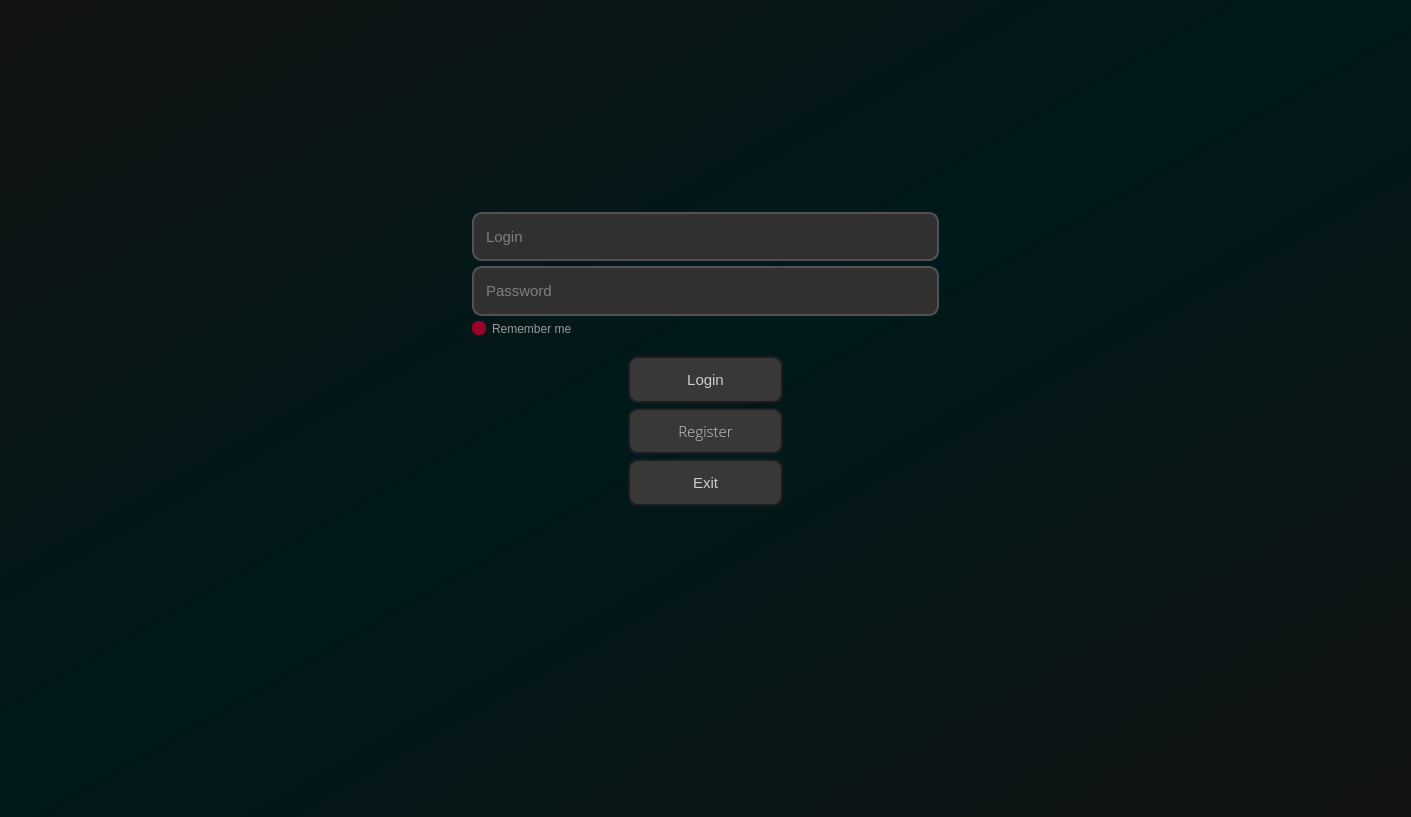
Above: Lab2/Lab2_proj/ClientPart/mainwindow.ui from BohdanGunko/clientServetTcpIp before the change. Below: the same form after it.
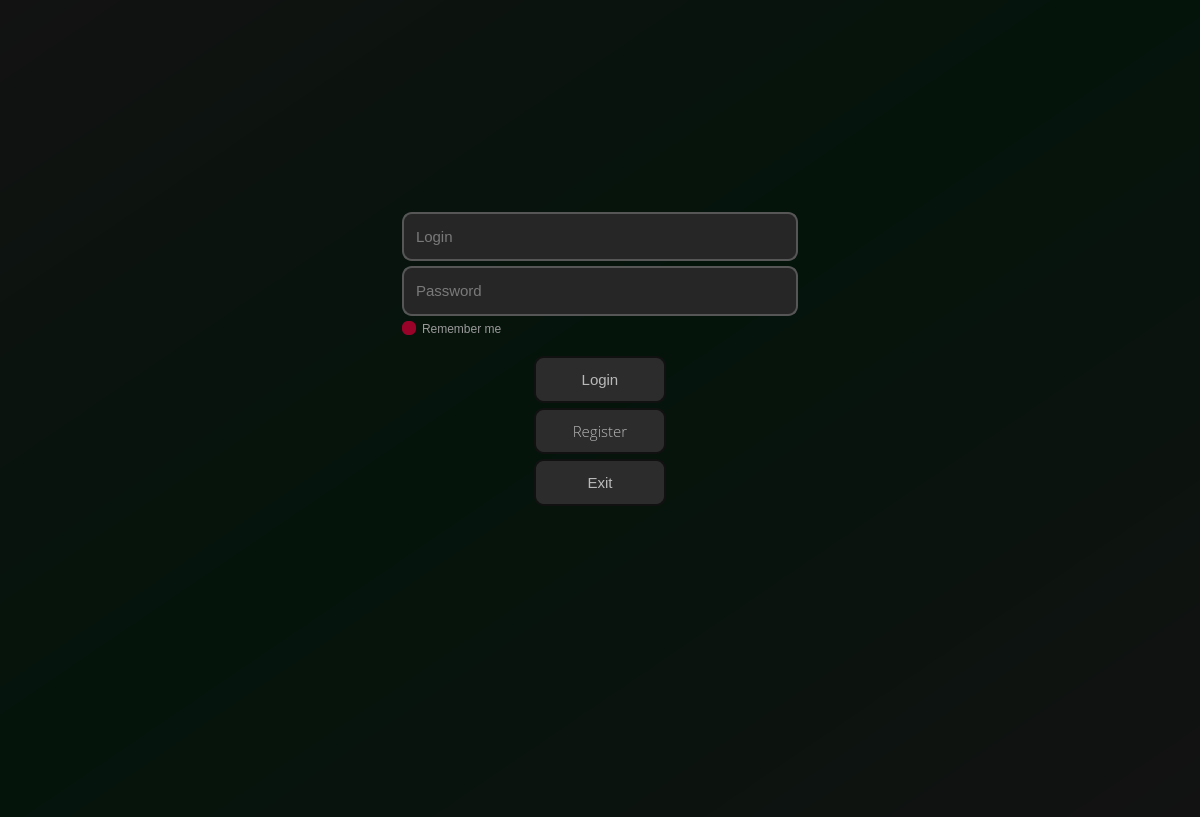
That is the form after the change. The open tabs and pages were chosen to show the change.

Commit message: Accent color changed to green in login menu and added some buttons and styles in main menu

```diff
--- a/Lab2/Lab2_proj/ClientPart/mainwindow.ui
+++ b/Lab2/Lab2_proj/ClientPart/mainwindow.ui
@@ -6,7 +6,7 @@
    <rect>
     <x>0</x>
     <y>0</y>
-    <width>1411</width>
+    <width>1200</width>
     <height>817</height>
    </rect>
   </property>
@@ -64,25 +64,29 @@
        <property name="styleSheet">
         <string notr="true">/*--------------------------------Backdround color--------------------------------*/
 #LoginMenu{
-  background-color:qlineargradient(spread:pad, x1:0, y1:0, x2:1, y2:1, stop:0 rgba(18, 18, 18, 255), stop:0.47191 rgba(0, 25, 26, 255), stop:1 rgba(18, 18, 18, 255));
+  background-color:qlineargradient(spread:pad, x1:0, y1:0, x2:1, y2:1, stop:0 rgba(18, 18, 18, 255), stop:0.47191 rgba(4, 20, 11, 255), stop:1 rgba(18, 18, 18, 255));
 }
 /*--------------------------------Button--------------------------------*/
 
 QPushButton{
 	
-	background-color: #383838;
+	background-color: #2C2C2C;
 	
-	border: 2px solid #1D1D1D;
+	border: 2px solid #111111;
 	border-radius:10px;
 
-	color:#CCCCCC;
+	color:#B9B9B9;
 	font-family: &quot;Open Sans Light&quot;;
 	font-size: 15px;
 
 }
 
 QPushButton:hover:!pressed{
-	background-color: #005457;
+	background-color: #136836;
+}
+
+QPushButton:hover:pressed{
+	background-color: #082E18;
 }
 
 /*--------------------------------Check box--------------------------------*/
@@ -117,11 +121,11 @@
 /*--------------------------------Line edit--------------------------------*/
 
 QLineEdit{
-	background-color:#303030 ;
+	background-color:#262626 ;
 
 	border-style: solid;
 	border-width: 2px;
-	border-color: #525252;
+	border-color: #565656;
 	border-radius: 10px;
 
 	color:#CCCCCC;
```
Left out of the diff: 13 changed lines with no effect on the pictures. The commit also changes 32 other files.
